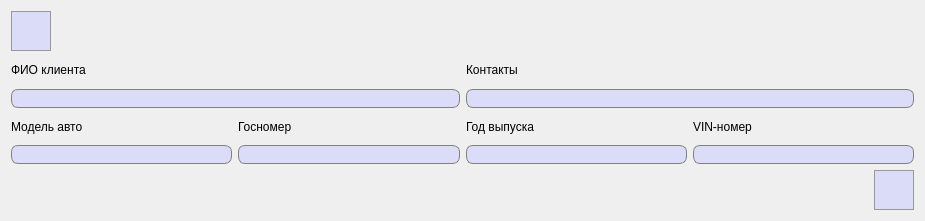
Before: the Qt Designer form UpdateClients.ui in FediiBohdan/TechService, drawn with Qt 5.
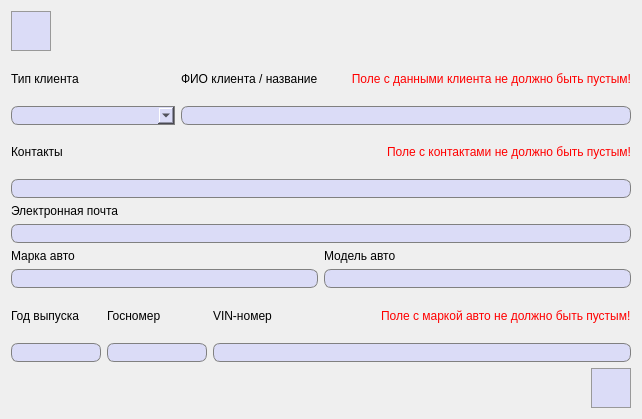
After: the same form once the commit is applied. Icons and pictures are not drawn.

Commit message: Clients classes were updated + some other fixes

The edit to the form file:
```diff
--- a/UpdateClients.ui
+++ b/UpdateClients.ui
@@ -6,14 +6,62 @@
    <rect>
     <x>0</x>
     <y>0</y>
-    <width>925</width>
-    <height>221</height>
+    <width>642</width>
+    <height>419</height>
    </rect>
   </property>
   <property name="windowTitle">
    <string>Редактирование информации о клиенте</string>
   </property>
-  <layout class="QGridLayout" name="gridLayout_2">
+  <layout class="QGridLayout" name="gridLayout_5">
+   <item row="5" column="2">
+    <widget class="QPushButton" name="saveUpdatedInfo">
+     <property name="minimumSize">
+      <size>
+       <width>40</width>
+       <height>40</height>
+      </size>
+     </property>
+     <property name="maximumSize">
+      <size>
+       <width>40</width>
+       <height>40</height>
+      </size>
+     </property>
+     <property name="styleSheet">
+      <string notr="true">QPushButton {
+	background-color: #dbdcf7;
+	border: 1px solid #999999;
+}
+
+QPushButton:hover {
+	background-color: #d5d6f0;
+	border: 1px solid #acacac;
+}
+
+QPushButton:pressed {
+	background-color: #cbcde6;
+	border: 2px solid #999999;
+}</string>
+     </property>
+     <property name="text">
+      <string/>
+     </property>
+     <property name="icon">
+      <iconset resource="images.qrc">
+       <normaloff>:/images/save.png</normaloff>:/images/save.png</iconset>
+     </property>
+     <property name="iconSize">
+      <size>
+       <width>27</width>
+       <height>27</height>
+      </size>
+     </property>
+     <property name="autoDefault">
+      <bool>false</bool>
+     </property>
+    </widget>
+   </item>
    <item row="0" column="0">
     <widget class="QPushButton" name="backToViewInfoButton">
      <property name="minimumSize">
@@ -22,6 +70,12 @@
        <height>40</height>
       </size>
      </property>
+     <property name="maximumSize">
+      <size>
+       <width>40</width>
+       <height>40</height>
+      </size>
+     </property>
      <property name="styleSheet">
       <string notr="true">QPushButton {
 	background-color: #dbdcf7;
@@ -56,22 +110,137 @@
      </property>
     </widget>
    </item>
-   <item row="0" column="1">
-    <spacer name="horizontalSpacer">
-     <property name="orientation">
-      <enum>Qt::Horizontal</enum>
-     </property>
-     <property name="sizeHint" stdset="0">
-      <size>
-       <width>40</width>
-       <height>20</height>
-      </size>
-     </property>
-    </spacer>
-   </item>
    <item row="1" column="0" colspan="3">
     <layout class="QGridLayout" name="gridLayout">
-     <item row="1" column="2" colspan="2">
+     <item row="0" column="0">
+      <widget class="QLabel" name="label_7">
+       <property name="font">
+        <font>
+         <pointsize>9</pointsize>
+        </font>
+       </property>
+       <property name="text">
+        <string>Тип клиента</string>
+       </property>
+      </widget>
+     </item>
+     <item row="0" column="1">
+      <widget class="QLabel" name="label">
+       <property name="font">
+        <font>
+         <pointsize>9</pointsize>
+        </font>
+       </property>
+       <property name="text">
+        <string>ФИО клиента / название</string>
+       </property>
+      </widget>
+     </item>
+     <item row="0" column="2">
+      <widget class="QLabel" name="nameErrorLabel">
+       <property name="font">
+        <font>
+         <pointsize>9</pointsize>
+        </font>
+       </property>
+       <property name="styleSheet">
+        <string notr="true">QLabel {
+	color: red;
+}</string>
+       </property>
+       <property name="text">
+        <string>Поле с данными клиента не должно быть пустым!</string>
+       </property>
+       <property name="alignment">
+        <set>Qt::AlignRight|Qt::AlignTrailing|Qt::AlignVCenter</set>
+       </property>
+      </widget>
+     </item>
+     <item row="1" column="0">
+      <widget class="QComboBox" name="clientTypeComboBox">
+       <property name="font">
+        <font>
+         <pointsize>10</pointsize>
+        </font>
+       </property>
+       <property name="styleSheet">
+        <string notr="true">QComboBox {
+	border: 1px solid gray;
+    border-top-left-radius: 7px;
+	border-bottom-left-radius: 7px;
+    background-color: #dbdcf7;
+	padding-left: 6px;
+}</string>
+       </property>
+      </widget>
+     </item>
+     <item row="1" column="1" colspan="2">
+      <widget class="QLineEdit" name="clientFMLnameLine">
+       <property name="font">
+        <font>
+         <pointsize>10</pointsize>
+        </font>
+       </property>
+       <property name="styleSheet">
+        <string notr="true">QLineEdit {
+	border: 1px solid gray;
+    border-radius: 7px;
+    background-color: #dbdcf7;
+	padding-left: 3px;
+}</string>
+       </property>
+       <property name="frame">
+        <bool>true</bool>
+       </property>
+      </widget>
+     </item>
+    </layout>
+   </item>
+   <item row="2" column="0" colspan="3">
+    <layout class="QGridLayout" name="gridLayout_2">
+     <item row="0" column="0">
+      <widget class="QLabel" name="label_2">
+       <property name="font">
+        <font>
+         <pointsize>9</pointsize>
+        </font>
+       </property>
+       <property name="text">
+        <string>Контакты</string>
+       </property>
+      </widget>
+     </item>
+     <item row="0" column="1">
+      <spacer name="horizontalSpacer_2">
+       <property name="orientation">
+        <enum>Qt::Horizontal</enum>
+       </property>
+       <property name="sizeHint" stdset="0">
+        <size>
+         <width>431</width>
+         <height>25</height>
+        </size>
+       </property>
+      </spacer>
+     </item>
+     <item row="0" column="2">
+      <widget class="QLabel" name="contactsErrorLabel">
+       <property name="font">
+        <font>
+         <pointsize>9</pointsize>
+        </font>
+       </property>
+       <property name="styleSheet">
+        <string notr="true">QLabel {
+	color: red;
+}</string>
+       </property>
+       <property name="text">
+        <string>Поле с контактами не должно быть пустым!</string>
+       </property>
+      </widget>
+     </item>
+     <item row="1" column="0" colspan="3">
       <widget class="QLineEdit" name="contactsLine">
        <property name="font">
         <font>
@@ -91,76 +260,201 @@
        </property>
       </widget>
      </item>
-     <item row="2" column="1">
-      <widget class="QLabel" name="label_4">
-       <property name="text">
-        <string>Госномер</string>
-       </property>
-      </widget>
-     </item>
-     <item row="3" column="1">
-      <widget class="QLineEdit" name="autoLicensePlateLine">
-       <property name="font">
-        <font>
-         <pointsize>10</pointsize>
-        </font>
-       </property>
-       <property name="styleSheet">
-        <string notr="true">QLineEdit {
-	border: 1px solid gray;
-    border-radius: 7px;
-    background-color: #dbdcf7;
-	padding-left: 3px;
-}</string>
-       </property>
-       <property name="frame">
-        <bool>true</bool>
-       </property>
-      </widget>
-     </item>
+    </layout>
+   </item>
+   <item row="3" column="0" colspan="3">
+    <layout class="QGridLayout" name="gridLayout_3">
      <item row="2" column="0">
       <widget class="QLabel" name="label_3">
+       <property name="font">
+        <font>
+         <pointsize>9</pointsize>
+        </font>
+       </property>
+       <property name="text">
+        <string>Марка авто</string>
+       </property>
+      </widget>
+     </item>
+     <item row="3" column="1">
+      <widget class="QLineEdit" name="autoModelLine">
+       <property name="minimumSize">
+        <size>
+         <width>0</width>
+         <height>0</height>
+        </size>
+       </property>
+       <property name="maximumSize">
+        <size>
+         <width>16777215</width>
+         <height>16777215</height>
+        </size>
+       </property>
+       <property name="font">
+        <font>
+         <pointsize>10</pointsize>
+        </font>
+       </property>
+       <property name="styleSheet">
+        <string notr="true">QLineEdit {
+	border: 1px solid gray;
+    border-radius: 7px;
+    background-color: #dbdcf7;
+	padding-left: 3px;
+}</string>
+       </property>
+       <property name="frame">
+        <bool>true</bool>
+       </property>
+      </widget>
+     </item>
+     <item row="3" column="0">
+      <widget class="QLineEdit" name="autoBrandLine">
+       <property name="minimumSize">
+        <size>
+         <width>0</width>
+         <height>0</height>
+        </size>
+       </property>
+       <property name="maximumSize">
+        <size>
+         <width>16777215</width>
+         <height>16777215</height>
+        </size>
+       </property>
+       <property name="font">
+        <font>
+         <pointsize>10</pointsize>
+        </font>
+       </property>
+       <property name="styleSheet">
+        <string notr="true">QLineEdit {
+	border: 1px solid gray;
+    border-radius: 7px;
+    background-color: #dbdcf7;
+	padding-left: 3px;
+}</string>
+       </property>
+       <property name="frame">
+        <bool>true</bool>
+       </property>
+      </widget>
+     </item>
+     <item row="2" column="1">
+      <widget class="QLabel" name="label_8">
+       <property name="font">
+        <font>
+         <pointsize>9</pointsize>
+        </font>
+       </property>
        <property name="text">
         <string>Модель авто</string>
        </property>
       </widget>
      </item>
-     <item row="0" column="2" colspan="2">
-      <widget class="QLabel" name="label_2">
+     <item row="1" column="0" colspan="2">
+      <widget class="QLineEdit" name="emailLine">
+       <property name="font">
+        <font>
+         <pointsize>10</pointsize>
+        </font>
+       </property>
+       <property name="styleSheet">
+        <string notr="true">QLineEdit {
+	border: 1px solid gray;
+    border-radius: 7px;
+    background-color: #dbdcf7;
+	padding-left: 3px;
+}</string>
+       </property>
+      </widget>
+     </item>
+     <item row="0" column="0" colspan="2">
+      <widget class="QLabel" name="label_9">
+       <property name="font">
+        <font>
+         <pointsize>9</pointsize>
+        </font>
+       </property>
        <property name="text">
-        <string>Контакты</string>
+        <string>Электронная почта</string>
        </property>
       </widget>
      </item>
-     <item row="2" column="2">
+    </layout>
+   </item>
+   <item row="4" column="0" colspan="3">
+    <layout class="QGridLayout" name="gridLayout_4">
+     <item row="1" column="1">
+      <widget class="QLineEdit" name="autoLicensePlateLine">
+       <property name="minimumSize">
+        <size>
+         <width>100</width>
+         <height>0</height>
+        </size>
+       </property>
+       <property name="maximumSize">
+        <size>
+         <width>100</width>
+         <height>16777215</height>
+        </size>
+       </property>
+       <property name="font">
+        <font>
+         <pointsize>10</pointsize>
+        </font>
+       </property>
+       <property name="styleSheet">
+        <string notr="true">QLineEdit {
+	border: 1px solid gray;
+    border-radius: 7px;
+    background-color: #dbdcf7;
+	padding-left: 3px;
+}</string>
+       </property>
+       <property name="frame">
+        <bool>true</bool>
+       </property>
+      </widget>
+     </item>
+     <item row="0" column="1">
+      <widget class="QLabel" name="label_4">
+       <property name="font">
+        <font>
+         <pointsize>9</pointsize>
+        </font>
+       </property>
+       <property name="text">
+        <string>Госномер</string>
+       </property>
+      </widget>
+     </item>
+     <item row="0" column="0">
       <widget class="QLabel" name="label_5">
+       <property name="font">
+        <font>
+         <pointsize>9</pointsize>
+        </font>
+       </property>
        <property name="text">
         <string>Год выпуска</string>
        </property>
       </widget>
      </item>
-     <item row="3" column="2">
+     <item row="1" column="0">
       <widget class="QLineEdit" name="manufactureYearLine">
-       <property name="font">
-        <font>
-         <pointsize>10</pointsize>
-        </font>
+       <property name="minimumSize">
+        <size>
+         <width>90</width>
+         <height>0</height>
+        </size>
        </property>
-       <property name="styleSheet">
-        <string notr="true">QLineEdit {
-	border: 1px solid gray;
-    border-radius: 7px;
-    background-color: #dbdcf7;
-	padding-left: 3px;
-}</string>
+       <property name="maximumSize">
+        <size>
+         <width>90</width>
+         <height>16777215</height>
+        </size>
        </property>
-       <property name="frame">
-        <bool>true</bool>
-       </property>
-      </widget>
-     </item>
-     <item row="3" column="3">
-      <widget class="QLineEdit" name="VINnumberLine">
        <property name="font">
         <font>
          <pointsize>10</pointsize>
@@ -179,42 +473,37 @@
        </property>
       </widget>
      </item>
-     <item row="0" column="0" colspan="2">
-      <widget class="QLabel" name="label">
-       <property name="text">
-        <string>ФИО клиента</string>
-       </property>
-      </widget>
-     </item>
-     <item row="3" column="0">
-      <widget class="QLineEdit" name="autoModelLine">
-       <property name="font">
-        <font>
-         <pointsize>10</pointsize>
-        </font>
-       </property>
-       <property name="styleSheet">
-        <string notr="true">QLineEdit {
-	border: 1px solid gray;
-    border-radius: 7px;
-    background-color: #dbdcf7;
-	padding-left: 3px;
-}</string>
-       </property>
-       <property name="frame">
-        <bool>true</bool>
-       </property>
-      </widget>
-     </item>
-     <item row="2" column="3">
+     <item row="0" column="2">
       <widget class="QLabel" name="label_6">
+       <property name="font">
+        <font>
+         <pointsize>9</pointsize>
+        </font>
+       </property>
        <property name="text">
         <string>VIN-номер</string>
        </property>
       </widget>
      </item>
-     <item row="1" column="0" colspan="2">
-      <widget class="QLineEdit" name="clientFMLnameLine">
+     <item row="0" column="3">
+      <widget class="QLabel" name="autoErrorLabel">
+       <property name="font">
+        <font>
+         <pointsize>9</pointsize>
+        </font>
+       </property>
+       <property name="styleSheet">
+        <string notr="true">QLabel {
+	color: red;
+}</string>
+       </property>
+       <property name="text">
+        <string>Поле с маркой авто не должно быть пустым!</string>
+       </property>
+      </widget>
+     </item>
+     <item row="1" column="2" colspan="2">
+      <widget class="QLineEdit" name="VINnumberLine">
        <property name="font">
         <font>
          <pointsize>10</pointsize>
@@ -235,47 +524,31 @@
      </item>
     </layout>
    </item>
-   <item row="2" column="2">
-    <widget class="QPushButton" name="saveUpdatedInfo">
-     <property name="minimumSize">
+   <item row="5" column="0" colspan="2">
+    <spacer name="horizontalSpacer_3">
+     <property name="orientation">
+      <enum>Qt::Horizontal</enum>
+     </property>
+     <property name="sizeHint" stdset="0">
       <size>
        <width>40</width>
-       <height>40</height>
+       <height>20</height>
       </size>
      </property>
-     <property name="styleSheet">
-      <string notr="true">QPushButton {
-	background-color: #dbdcf7;
-	border: 1px solid #999999;
-}
-
-QPushButton:hover {
-	background-color: #d5d6f0;
-	border: 1px solid #acacac;
-}
-
-QPushButton:pressed {
-	background-color: #cbcde6;
-	border: 2px solid #999999;
-}</string>
+    </spacer>
+   </item>
+   <item row="0" column="1" colspan="2">
+    <spacer name="horizontalSpacer">
+     <property name="orientation">
+      <enum>Qt::Horizontal</enum>
      </property>
-     <property name="text">
-      <string/>
-     </property>
-     <property name="icon">
-      <iconset resource="images.qrc">
-       <normaloff>:/images/save.png</normaloff>:/images/save.png</iconset>
-     </property>
-     <property name="iconSize">
+     <property name="sizeHint" stdset="0">
       <size>
-       <width>27</width>
-       <height>27</height>
+       <width>40</width>
+       <height>20</height>
       </size>
      </property>
-     <property name="autoDefault">
-      <bool>false</bool>
-     </property>
-    </widget>
+    </spacer>
    </item>
   </layout>
  </widget>
```
The commit also changes 20 other files.
